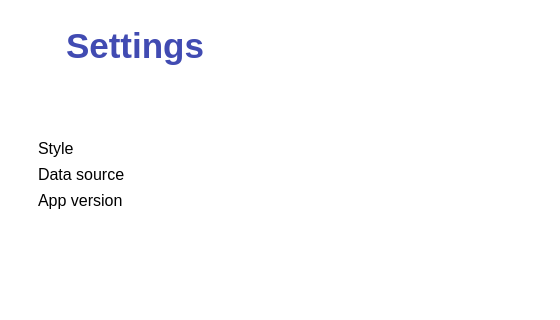
fedulovs/InventoryUI, file layouts/settings.ui: the form before one commit; both pictures show x 0 to 560 and y 0 to 320 of the 1200 by 800 pixel window.
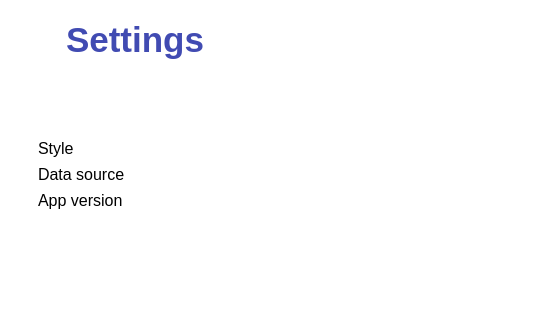
The form after the commit. Icons and pictures are not drawn.

Commit message: Adjust title alignment

```diff
--- a/layouts/settings.ui
+++ b/layouts/settings.ui
@@ -171,6 +171,9 @@
               <property name="text">
                <string>Settings</string>
               </property>
+              <property name="alignment">
+               <set>Qt::AlignLeading|Qt::AlignLeft|Qt::AlignTop</set>
+              </property>
              </widget>
             </item>
            </layout>
```
Left out of the diff: 2 changed lines with no effect on the pictures.
